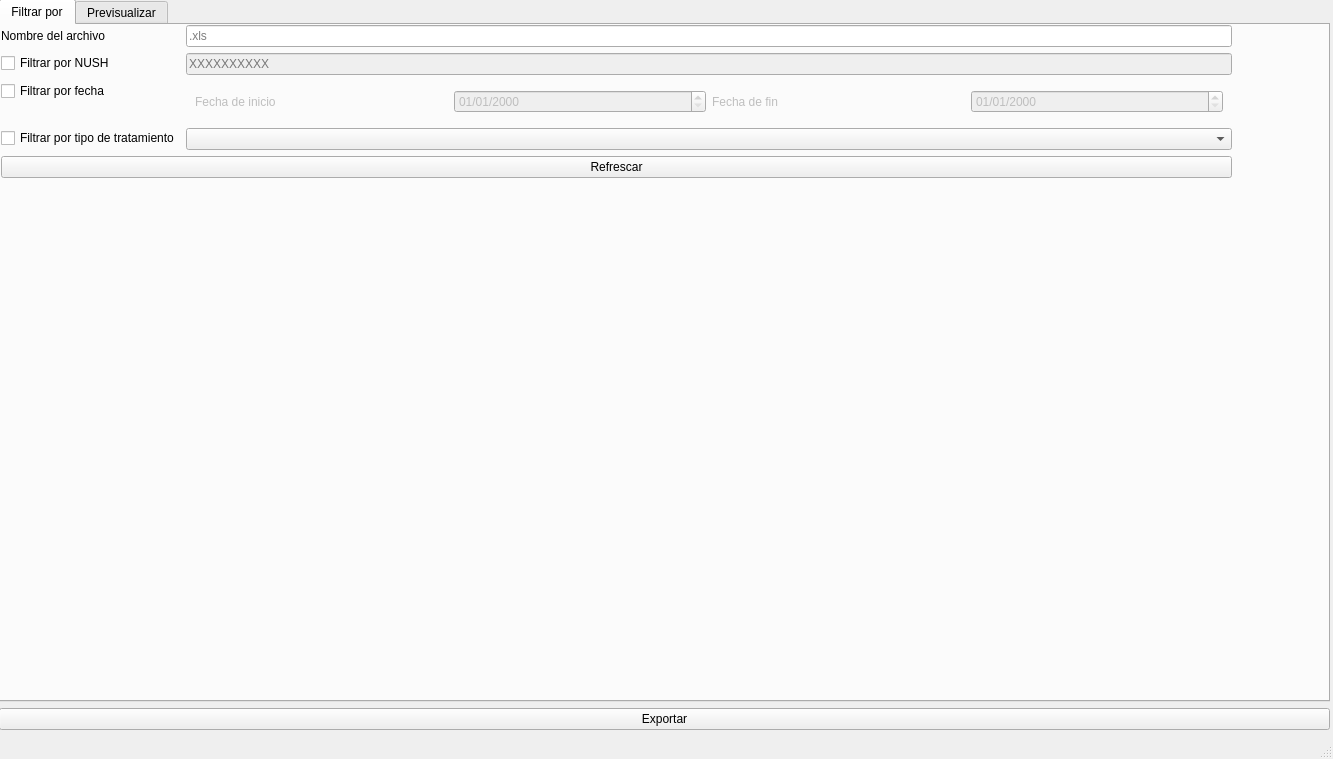
18Orion/GestorDePacientesRadioterapia, file UI/exploitUI.ui: the form before one commit.
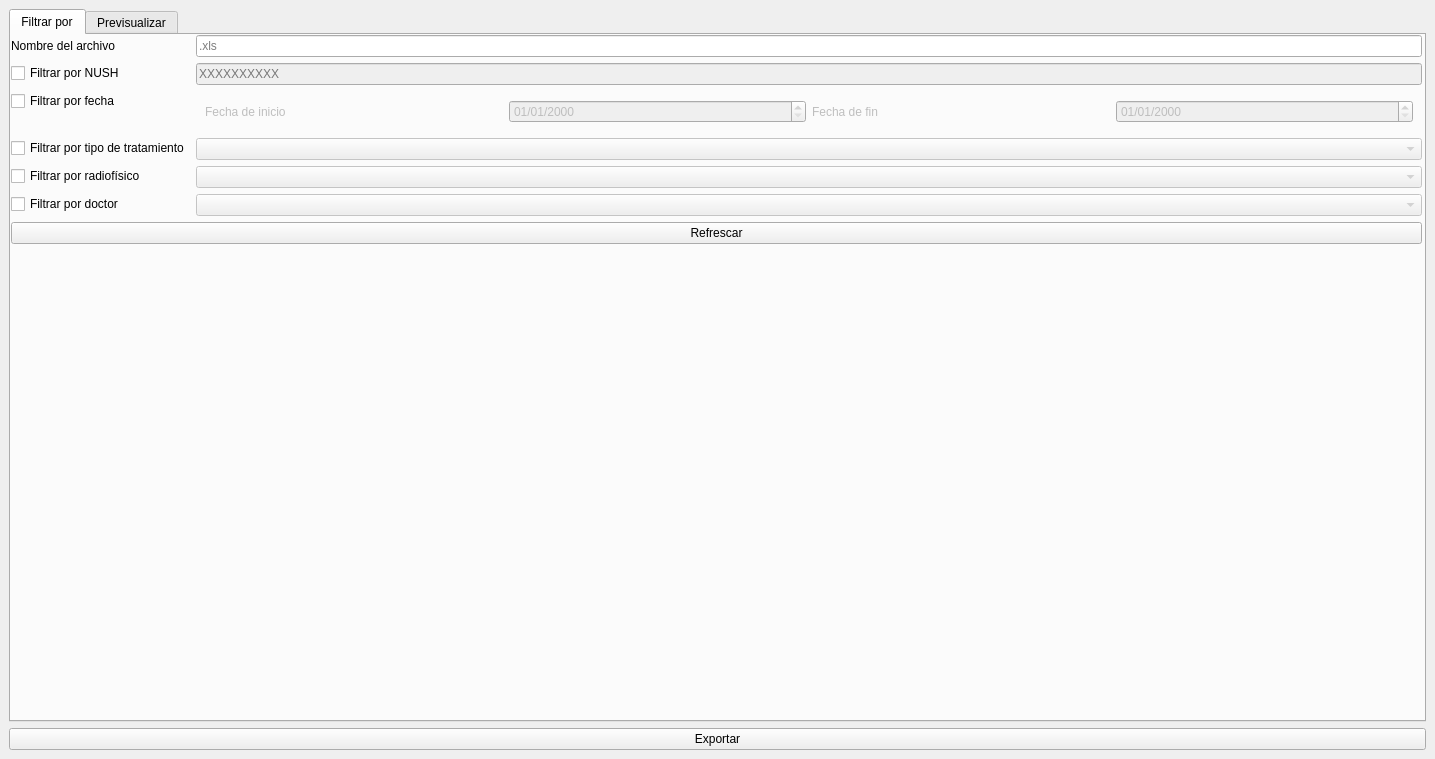
The form after the commit.

Diff of the .ui file:
```diff
--- a/UI/exploitUI.ui
+++ b/UI/exploitUI.ui
@@ -6,23 +6,14 @@
    <rect>
     <x>0</x>
     <y>0</y>
-    <width>1333</width>
+    <width>1435</width>
     <height>759</height>
    </rect>
   </property>
   <property name="windowTitle">
    <string>exploitActivity</string>
   </property>
-  <widget class="QWidget" name="centralwidget">
    <widget class="QWidget" name="verticalLayoutWidget">
-    <property name="geometry">
-     <rect>
-      <x>-1</x>
-      <y>-1</y>
-      <width>1331</width>
-      <height>731</height>
-     </rect>
-    </property>
     <layout class="QVBoxLayout" name="verticalLayout_2">
      <item>
       <widget class="QTabWidget" name="tabWidget">
@@ -30,6 +21,12 @@
         <number>0</number>
        </property>
        <widget class="QWidget" name="tab">
+       <property name="sizePolicy">
+        <sizepolicy hsizetype="Expanding" vsizetype="Expanding">
+         <horstretch>0</horstretch>
+         <verstretch>0</verstretch>
+        </sizepolicy>
+       </property>
         <attribute name="title">
          <string>Filtrar por</string>
         </attribute>
@@ -38,7 +35,7 @@
           <rect>
            <x>0</x>
            <y>0</y>
-           <width>1231</width>
+          <width>1411</width>
            <height>641</height>
           </rect>
          </property>
@@ -122,9 +119,41 @@
            </widget>
           </item>
           <item row="3" column="1">
-           <widget class="QComboBox" name="treatmentTypeComboBox"/>
-          </item>
-          <item row="5" column="0" colspan="2">
+          <widget class="QComboBox" name="treatmentTypeComboBox">
+           <property name="enabled">
+            <bool>false</bool>
+           </property>
+          </widget>
+         </item>
+         <item row="4" column="0">
+          <widget class="QCheckBox" name="radiophysicistCheckBox">
+           <property name="text">
+            <string>Filtrar por radiofísico</string>
+           </property>
+          </widget>
+         </item>
+         <item row="4" column="1">
+          <widget class="QComboBox" name="radiophysicistComboBox">
+           <property name="enabled">
+            <bool>false</bool>
+           </property>
+          </widget>
+         </item>
+         <item row="5" column="0">
+          <widget class="QCheckBox" name="doctorCheckBox">
+           <property name="text">
+            <string>Filtrar por doctor</string>
+           </property>
+          </widget>
+         </item>
+         <item row="5" column="1">
+          <widget class="QComboBox" name="doctorComboBox">
+           <property name="enabled">
+            <bool>false</bool>
+           </property>
+          </widget>
+         </item>
+         <item row="6" column="0" colspan="2">
            <widget class="QPushButton" name="reload">
             <property name="text">
              <string>Refrescar</string>
@@ -240,12 +269,6 @@
       </widget>
      </item>
     </layout>
-   </widget>
-  </widget>
-  <widget class="QStatusBar" name="statusbar">
-   <property name="sizeGripEnabled">
-    <bool>true</bool>
-   </property>
   </widget>
  </widget>
  <resources/>
```
Left out of the diff: 32 changed lines with no effect on the pictures. Lines whose indentation alone changed are shown as unchanged.
